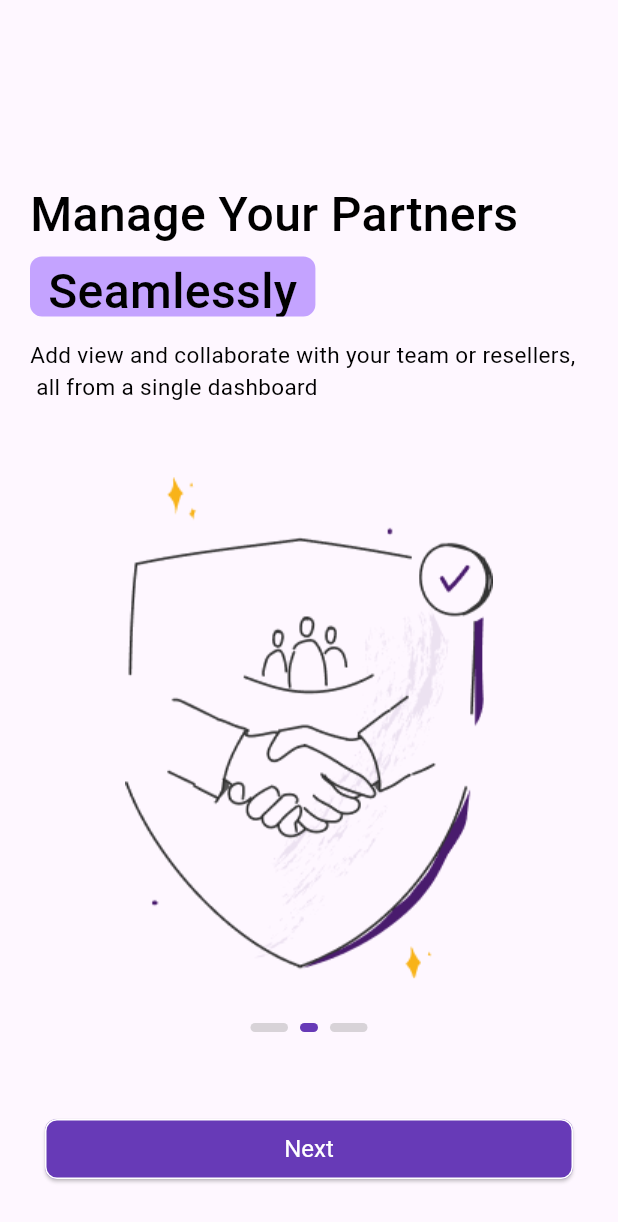
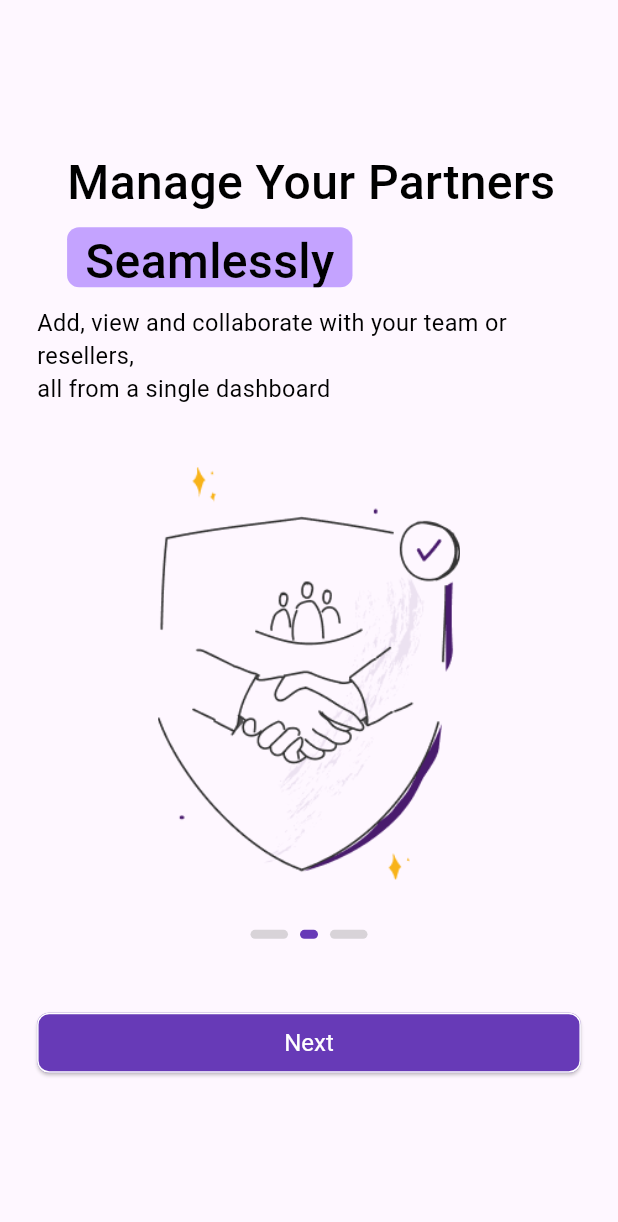
Before and after one commit to afreen356/seclob-machine_task, a Flutter app: the screen it shows after launch, after a tap on "Next", on a phone screen of 412 x 824 dp. Shown: the top 1222 px of the screen. Run offline on Flutter 3.47's test engine with Material 3 defaults, Android fonts, the phone set to English and light mode, and no system bars; our stand-ins replace flutter_secure_storage, shimmer; accounts and stored records are empty; network calls fail.

Commit message:
version error resolved

```diff
--- a/lib/views/home/home_screen.dart
+++ b/lib/views/home/home_screen.dart
@@ -12,7 +12,7 @@ class HomeScreen extends StatelessWidget {
     return Scaffold(
       body: CustomScrollView(
         slivers: [
-          // Wallet Header stays at the top of the scroll
+          // Wallet Header
           SliverToBoxAdapter(
             child: WalletHeaderBg(),
           ),
--- a/lib/views/onboarding/onboarding1.dart
+++ b/lib/views/onboarding/onboarding1.dart
@@ -1,5 +1,4 @@
 import 'package:flutter/material.dart';
-
 import 'package:seclob_machine_task/core/constants/app_images.dart';
 import 'package:seclob_machine_task/core/widgets/custom_button.dart';
 import 'package:seclob_machine_task/core/widgets/custom_indicator.dart';
@@ -14,44 +13,58 @@ class OnboardingOne extends StatefulWidget {
 }
 
 class _OnboardingOneState extends State<OnboardingOne> {
-
   @override
   Widget build(BuildContext context) {
+    final size = MediaQuery.of(context).size;
+    final height = size.height;
+    final width = size.width;
 
     return Scaffold(
       body: SingleChildScrollView(
         child: SizedBox(
-           height: MediaQuery.of(context).size.height,
+          height: height,
+          width: width,
+          child: Padding(
+            padding: EdgeInsets.symmetric(horizontal: width * 0.06),
             child: Column(
               crossAxisAlignment: CrossAxisAlignment.start,
               children: [
-              SizedBox(height: 120),
+                SizedBox(height: height * 0.12),
                 HeadingText('Welcome To'),
-              SizedBox(height: 5),
+                SizedBox(height: height * 0.008),
                 SubheadingText('Seclob'),
-              Padding(
-                padding: const EdgeInsets.only(left: 20, top: 15),
-                child: Text(
+                SizedBox(height: height * 0.015),
+                Text(
                   "Start growing your business with our platform — track sales, manage clients, and maximize profits.",
-                  // textAlign: TextAlign.center,
-                  style: TextStyle(fontSize: 15, color: Colors.black),
+                  style: TextStyle(
+                    fontSize: width * 0.038,
+                    color: Colors.black,
                   ),
                 ),
-              SizedBox(height: 50),
-              Center(child: Image.asset(AppImages.moneyImg)),
-              // SizedBox(height: 10,),
-              SizedBox(
-                height: 10,),
+                SizedBox(height: height * 0.05),
+                Center(
+                  child: Image.asset(
+                    AppImages.moneyImg,
+                    width: width * 0.75,
+                    height: height * 0.35,
+                    fit: BoxFit.contain,
+                  ),
+                ),
+                SizedBox(height: height * 0.015),
                 buildIndicator(0),
-                              SizedBox(height: 30,),
-                    Padding(
-                      padding: const EdgeInsets.symmetric(horizontal: 30),
-                      child: CustomButton('Next',(){
-                        Navigator.of(context).push(MaterialPageRoute(builder: (context)=>OnboardingTwo()));
-                      }),
-                    )
-
+                SizedBox(height: height * 0.035),
+                CustomButton(
+                  'Next',
+                  () {
+                    Navigator.of(context).push(
+                      MaterialPageRoute(
+                        builder: (context) => OnboardingTwo(),
+                      ),
+                    );
+                  },
+                ),
               ],
+            ),
           ),
         ),
       ),
--- a/lib/views/onboarding/onboarding2.dart
+++ b/lib/views/onboarding/onboarding2.dart
@@ -15,40 +15,53 @@ class OnboardingTwo extends StatefulWidget {
 class _OnboardingTwoState extends State<OnboardingTwo> {
   @override
   Widget build(BuildContext context) {
+    final height = MediaQuery.of(context).size.height;
+    final width = MediaQuery.of(context).size.width;
+
     return Scaffold(
       body: SingleChildScrollView(
         child: SizedBox(
-           height: MediaQuery.of(context).size.height,
+          height: height,
+          width: width,
+          child: Padding(
+            padding: EdgeInsets.symmetric(horizontal: width * 0.06),
             child: Column(
               crossAxisAlignment: CrossAxisAlignment.start,
               children: [
-              SizedBox(height: 120),
+                SizedBox(height: height * 0.12),
                 HeadingText('Manage Your Partners'),
-              SizedBox(height: 5),
+                SizedBox(height: height * 0.008),
                 SubheadingText('Seamlessly'),
-              Padding(
-                padding: const EdgeInsets.only(left: 20, top: 15),
-                child: Text(
-                  "Add view and collaborate with your team or resellers,\n all from a single dashboard",
-                  // textAlign: TextAlign.center,
-                  style: TextStyle(fontSize: 15, color: Colors.black),
+                SizedBox(height: height * 0.015),
+                Text(
+                  "Add, view and collaborate with your team or resellers,\nall from a single dashboard",
+                  style: TextStyle(
+                    fontSize: width * 0.038,
+                    color: Colors.black,
                   ),
                 ),
-              SizedBox(height: 50),
-              Center(child: Image.asset(AppImages.trustImg)),
-              // SizedBox(height: 10,),
-              SizedBox(
-                height: 10,),
+                SizedBox(height: height * 0.05),
+                Center(
+                  child: Image.asset(
+                    AppImages.trustImg,
+                    width: width * 0.75,
+                    height: height * 0.35,
+                    fit: BoxFit.contain,
+                  ),
+                ),
+                SizedBox(height: height * 0.02),
                 buildIndicator(1),
-                              SizedBox(height: 50,),
-                    Padding(
-                      padding: const EdgeInsets.symmetric(horizontal: 30),
-                      child: CustomButton('Next',(){
-                        Navigator.of(context).push(MaterialPageRoute(builder: (context)=>OnboardingThree()));
-                      }),
-                    )
-
+                SizedBox(height: height * 0.05),
+                CustomButton(
+                  'Next',
+                  () {
+                    Navigator.of(context).push(
+                      MaterialPageRoute(builder: (context) => OnboardingThree()),
+                    );
+                  },
+                ),
               ],
+            ),
           ),
         ),
       ),
--- a/lib/views/profile/profile_screen.dart
+++ b/lib/views/profile/profile_screen.dart
@@ -45,7 +45,7 @@ class _ProfileScreenState extends State<ProfileScreen> {
       );
     }
     final user = provider.userDetails;
-    if (user == null) return Text('No Data');
+    if (user == null) return Center(child: Text('No Data'));
           return  Container(
                 margin: const EdgeInsets.all(16),
                 padding: const EdgeInsets.all(16),
--- a/lib/views/widgets/login_form.dart
+++ b/lib/views/widgets/login_form.dart
@@ -29,8 +29,9 @@ class _LoginFormCardState extends State<LoginFormCard> {
       child: Column(
         children: [
           Padding(
-            padding:  EdgeInsets.symmetric(horizontal: screenWidth * 0.5),
+            padding:  EdgeInsets.symmetric(horizontal: screenWidth * 0.05),
             child: TextFormField(
+              keyboardType: TextInputType.emailAddress,
               validator: _validateEmail,
               controller: emailController,
               decoration: InputDecoration(
@@ -58,6 +59,7 @@ class _LoginFormCardState extends State<LoginFormCard> {
           Padding(
             padding: const EdgeInsets.symmetric(horizontal: 15),
             child: TextFormField(
+              keyboardType: TextInputType.text,
               validator: _validatePassword,
               controller: passController,
               obscureText: obscureText,
```
Also changed, not shown: lib/views/auth/login_screen.dart (+10 -8 lines), lib/views/onboarding/onboarding3.dart (+35 -23 lines). Lines whose indentation alone changed are shown as unchanged.
